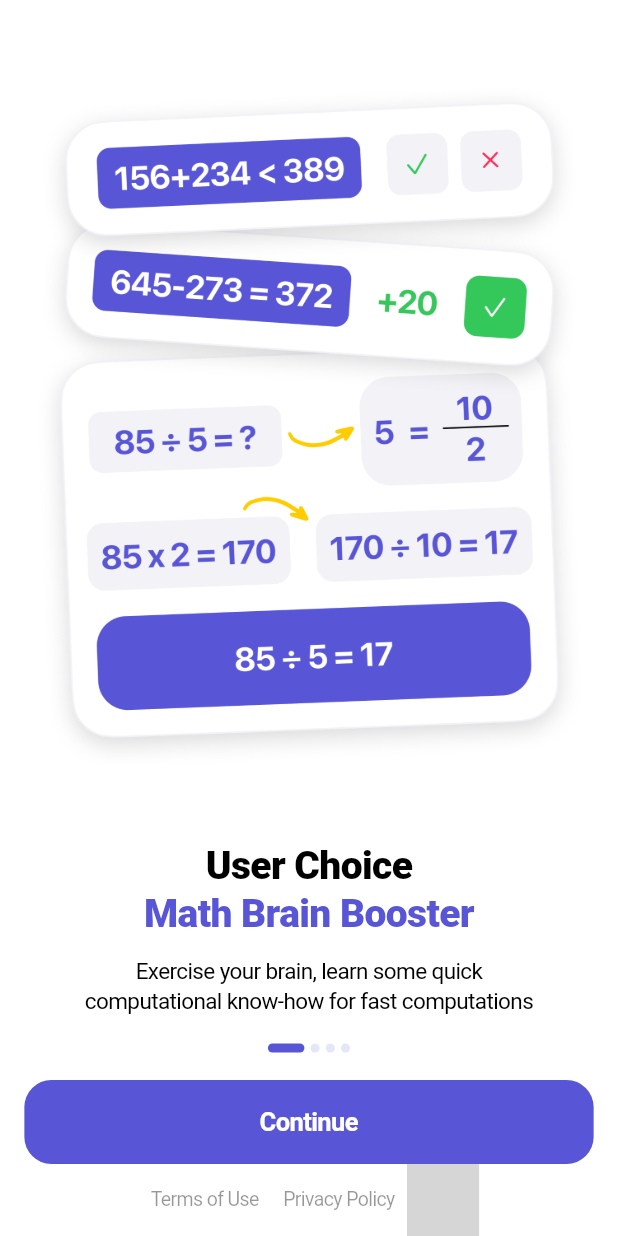
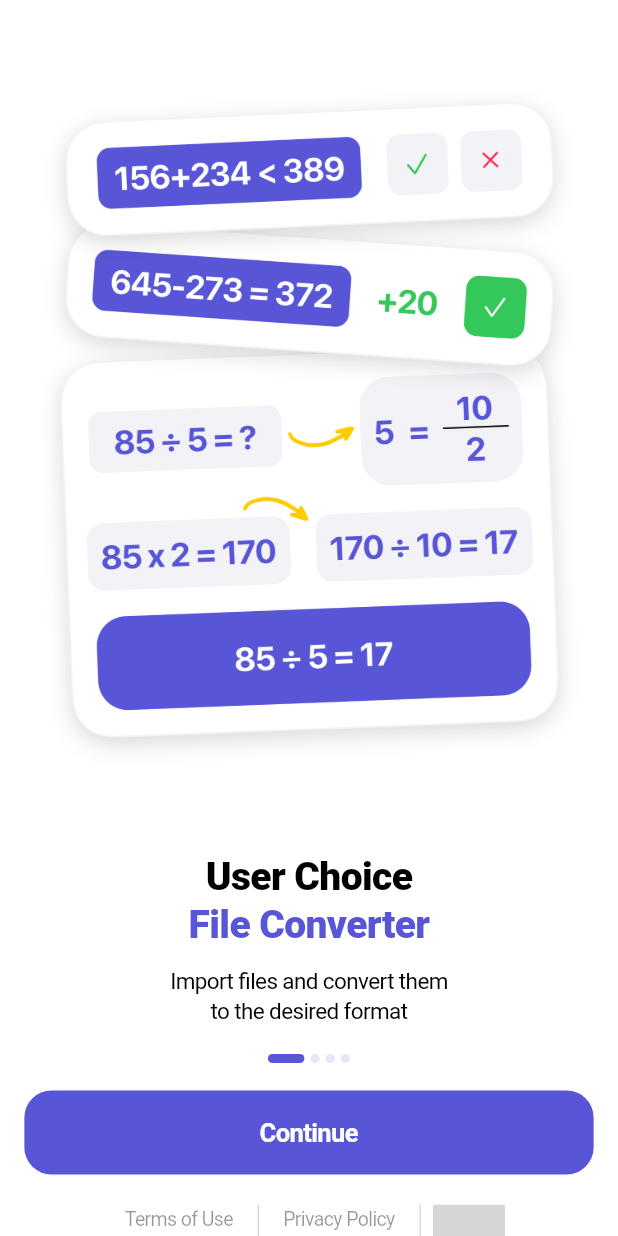
Before and after one commit to AppEmpireSwift/PDF-Flow, a Flutter app: the screen it shows after launch, on a phone screen of 412 x 824 dp. Run offline on Flutter 3.47's test engine with Material 3 defaults, Android fonts, the phone set to English and light mode, and no system bars; drawn by our look-alikes of smooth_page_indicator; our stand-ins replace device_preview_plus, flutter_keyboard_visibility, flutter_screenutil, flutter_svg, in_app_review, package_info_plus and 2 more; missing offline and left inert: apphud_helper, new_version_plus; grey boxes are pictures that could not be loaded.

Commit message:
Добавил разделители

```diff
--- a/lib/app/ui/onboarding/onboarding.page.dart
+++ b/lib/app/ui/onboarding/onboarding.page.dart
@@ -79,17 +79,17 @@ class _OnBoardingPageState extends State<OnBoardingPage> {
     }
 
     /// Strings from your figma design
-    final firstTitles = ['User Choice', 'We value', 'Use'];
+    final firstTitles = ['User Choice', 'We value', 'Use', 'Unlimited'];
     final secondTitles = [
-      'Math Brain Booster',
+      'File Converter',
       'Your Feedback',
       Core.config.appName,
-      // 'Arithmetic Adventure',
+      'Access',
     ];
     final descriptions = [
-      'Exercise your brain, learn some quick\ncomputational know-how for fast computations',
+      'Import files and convert them\nto the desired format',
       'Share your opinion about\n${Core.config.appName}',
-      'Practice with lots of fun challenges\nand track your progress',
+      'Merge files into PDFs, manage pages\nand password protect documents',
     ];
 
     ///
@@ -305,6 +305,8 @@ class _OnBoardingPageState extends State<OnBoardingPage> {
                       return page;
                     },
                   ),
+
+                  SizedBox(height: 20),
                   TermsAndPolicySection(),
                   HomeIndicatorSpace(),
                 ],
--- a/lib/app/ui/onboarding/widgets/terms_policy_section.dart
+++ b/lib/app/ui/onboarding/widgets/terms_policy_section.dart
@@ -12,60 +12,70 @@ class TermsAndPolicySection extends StatelessWidget {
 
   @override
   Widget build(BuildContext context) {
+
     return Opacity(
       opacity: 0.4,
+      child: SizedBox(
+        height: 21.spMin, // Устанавливаем высоту явно
         child: Row(
-        mainAxisSize: MainAxisSize.max,
+          mainAxisSize: MainAxisSize.min,
           mainAxisAlignment: MainAxisAlignment.center,
           children: [
-          InkWell(
+            _buildLink(
+              context,
+              label: 'Terms of Use',
               onTap: () {
                 HapticFeedback.lightImpact();
                 openTermsOfUse(context);
               },
-            child: Ink(
-              height: 42.spMin,
-              padding: EdgeInsets.symmetric(horizontal: 8.r),
-              child: Center(
-                child: Text('Terms of Use', style: TextStyles.footnoteRegular),
             ),
-            ),
-          ),
-          InkWell(
+            _buildDivider(),
+            _buildLink(
+              context,
+              label: 'Privacy Policy',
               onTap: () {
                 HapticFeedback.lightImpact();
                 openPrivacyPolicy(context);
               },
-            child: Ink(
-              height: 42.spMin,
-              padding: EdgeInsets.symmetric(horizontal: 8.r),
-              child: Center(
-                child: Text(
-                  'Privacy Policy',
-                  style: TextStyles.footnoteRegular,
             ),
-              ),
-            ),
-          ),
+            _buildDivider(),
             SeparateRestorePurchaseButtonBuilder(
               buttonBuilder: (buttonText, onPressed) {
-              return InkWell(
+                return _buildLink(
+                  context,
+                  label: buttonText,
                   onTap: () {
                     HapticFeedback.lightImpact();
                     onPressed.call();
                   },
-                child: Ink(
-                  height: 42.spMin,
-                  padding: EdgeInsets.symmetric(horizontal: 8.r),
-                  child: Center(
-                    child: Text(buttonText, style: TextStyles.footnoteRegular),
-                  ),
-                ),
                 );
               },
             ),
           ],
         ),
+      ),
+    );
+  }
+
+  Widget _buildLink(BuildContext context,
+      {required String label, required VoidCallback onTap}) {
+    return InkWell(
+      onTap: onTap,
+      child: Ink(
+        padding: EdgeInsets.symmetric(horizontal: 8.r),
+        child: Center(
+          child: Text(label, style: TextStyles.footnoteRegular),
+        ),
+      ),
+    );
+  }
+
+  Widget _buildDivider() {
+    return Container(
+      height: double.infinity,
+      width: 1,
+      color: Colors.grey, // Цвет разделителя
+      margin: EdgeInsets.symmetric(horizontal: 8.r),
     );
   }
 }
--- a/lib/style/color.style.dart
+++ b/lib/style/color.style.dart
@@ -36,6 +36,44 @@ class ColorStyles {
   static const color0 = Color(0xFFC7C7CC);
 
   static const gray2Dark = Color(0xFF636366);
+
+
+
+
+  static const Color Primary = Color(0xFFDC2626);
+
+static const Color Background = Color(0xFFFFEFEF);
+
+static const Color Surface = Color(0xFFFFFFFF);
+
+static const Color On_Background = Color(0xFF232323);
+
+static const Color On_Primary = Color(0xFFFFFFFF);
+
+static const Color On_surface = Color(0xFF232323);
+
+static const Color Dark_pink = Color(0xFFF7CECE);
+
+static const Color Red = Color(0xFFDC2626);
+
+static const Color Outline = Color(0xFF8E8E93);
+
+static const Color Dark_gray = Color(0xFFE5D7D7);
+
+static const Color Grey = Color(0xFF8E8E93);
+
+static const Color Outline_red = Color(0xFFDC2626);
+
+static const Color Light_gray = Color(0xFFE5E5E5);
+
+static const Color Black = Color(0xFF232323);
+
+static const Color Light_Pink = Color(0x1FDC2626);
+
+static const Color Pink = Color(0xFFFBE5E5);
+
+static const Color White = Color(0xFFFFFFFF);
+
 }
 
 class ThemeColors {
```
Also changed, not shown: pubspec.yaml (line endings or trailing spaces), 1 other file. Lines whose indentation alone changed are shown as unchanged.
